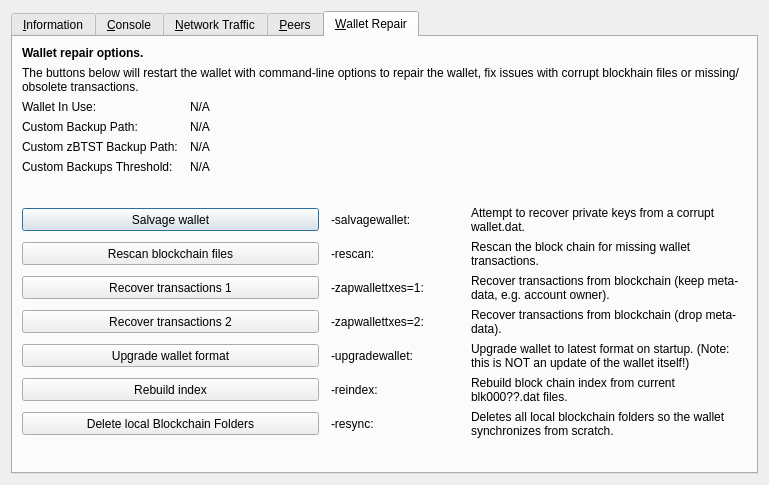
Before: the Qt Designer form src/qt/forms/rpcconsole.ui in c0de0x/blocs, drawn with Qt 5.
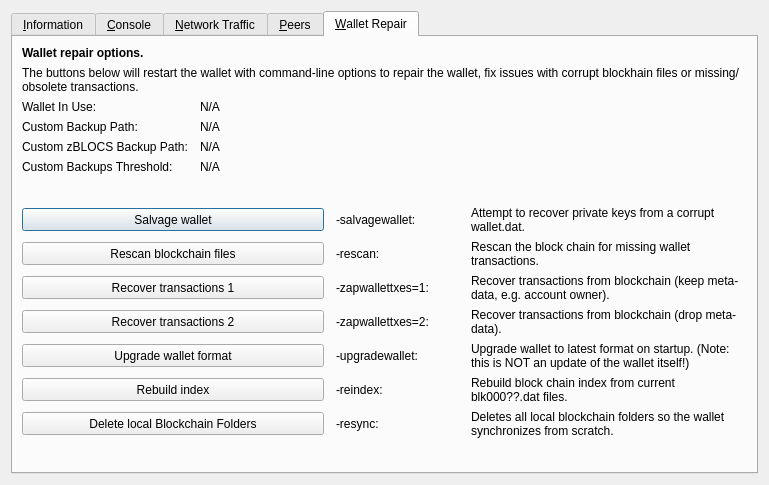
After: the same form once the commit is applied. The open tabs and pages were chosen to show the change. Icons and pictures are not drawn. Custom widgets are drawn as their Qt base class.

Commit message: Rebranding from bitstats to blocs and dns seed update

What changed in the file:
```diff
--- a/src/qt/forms/rpcconsole.ui
+++ b/src/qt/forms/rpcconsole.ui
@@ -1328,7 +1328,7 @@
        <item row="4" column="0">
         <widget class="QLabel" name="wallet_customzpivbackuppath_label">
          <property name="text">
-          <string>Custom zBTST Backup Path:</string>
+          <string>Custom zBLOCS Backup Path:</string>
          </property>
          <property name="visible">
           <bool>false</bool>
```
Left out of the diff: 6 changed lines with no effect on the pictures. The commit also changes 352 other files.
